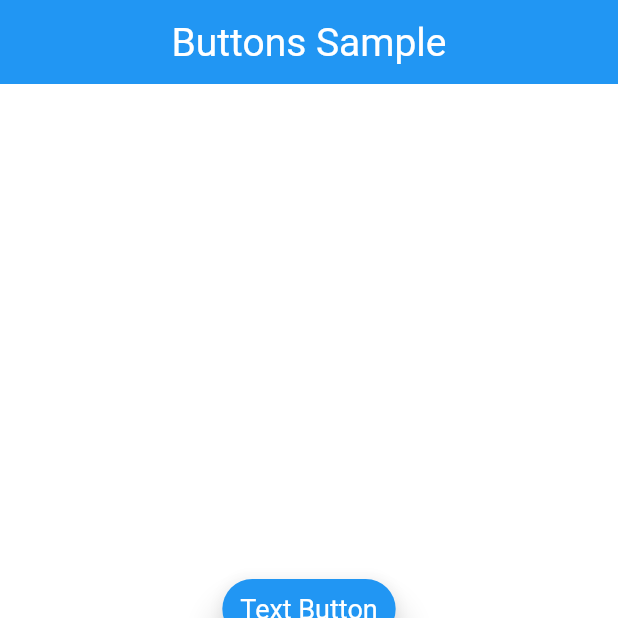
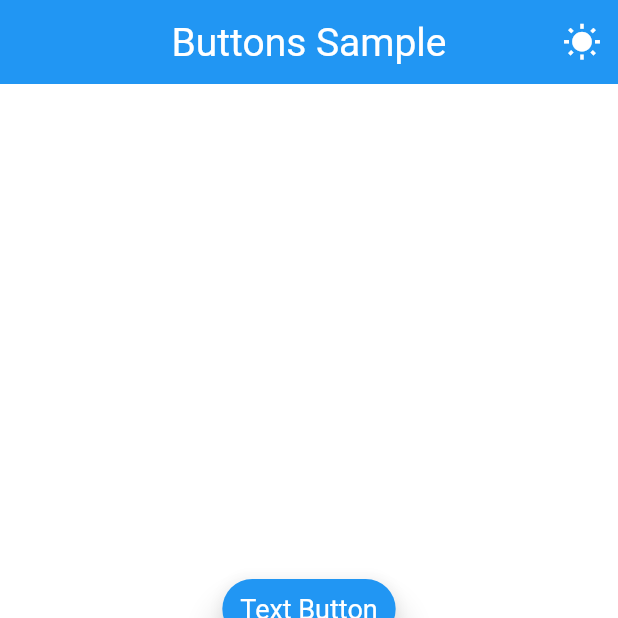
Before and after one commit to Akash006/flutter_portfolio, a Flutter app: the ButtonWidget screen opened by its route, on a phone screen of 412 x 824 dp, the top half of it. Run offline on Flutter 3.47's test engine with Material 3 defaults, Android fonts, the phone set to English and light mode, and no system bars; our stand-ins replace action_slider, animated_text_kit, flutter_svg, go_router, image_picker; network calls fail.

Commit message:
Adding Carousal View

```diff
--- a/lib/Routes/appRouteConfig.dart
+++ b/lib/Routes/appRouteConfig.dart
@@ -12,6 +12,7 @@ import 'package:flutter_portfolio/widgets/bottomNavBar.dart';
 import 'package:flutter_portfolio/widgets/formWidget.dart';
 import 'package:flutter_portfolio/widgets/listGrid.dart';
 import 'package:flutter_portfolio/widgets/actionSlider.dart';
+import 'package:flutter_portfolio/widgets/carouselView.dart';
 import 'errorPage.dart';
 
 class MyAppRouter {
@@ -21,7 +22,7 @@ class MyAppRouter {
     routes: [
       GoRoute(
         name: MyAppRouteConstants.homeWidgetRouteName,
-        path: '/',
+        path: '/a',
         builder: (context, state) => HomeWidget(),
       ),
       GoRoute(
@@ -79,6 +80,12 @@ class MyAppRouter {
         path: '/actionSlider',
         builder: (context, state) => ActionSliderWidget(),
       ),
+      GoRoute(
+        name: MyAppRouteConstants.carouselViewRouteName,
+        // path: '/carouselView',
+        path: '/',
+        builder: (context, state) => carouselView(),
+      ),
     ],
   );
 }
--- a/lib/Routes/appRouteConstants.dart
+++ b/lib/Routes/appRouteConstants.dart
@@ -11,4 +11,5 @@ class MyAppRouteConstants {
   static const String formWidgetRouteName = 'formWidget';
   static const String listGridRouteName = 'listGrid';
   static const String actionSliderRouteName = 'actionSlider';
+  static const String carouselViewRouteName = 'carouselView';
 }
--- a/lib/main.dart
+++ b/lib/main.dart
@@ -12,7 +12,9 @@ class MyApp extends StatelessWidget {
   @override
   Widget build(BuildContext context) {
     return MaterialApp.router(
-      theme: MyThemeData().myTheme,
+      theme: MyThemeData().lightMode,
+      darkTheme: MyThemeData().darkMode,
+      themeMode: ThemeMode.system,
       debugShowCheckedModeBanner: false,
       routerConfig: MyAppRouter().router,
     );
--- a/lib/myThemeData.dart
+++ b/lib/myThemeData.dart
@@ -2,115 +2,152 @@ import 'package:flutter/material.dart';
 import 'package:flutter/services.dart';
 
 class MyThemeData {
-  ThemeData myTheme = ThemeData(
+  ThemeData lightMode = ThemeData(
+    brightness: Brightness.light,
     scaffoldBackgroundColor: Colors.white,
+    appBarTheme: const AppBarTheme(
+      systemOverlayStyle: SystemUiOverlayStyle.dark,
+      backgroundColor: Colors.blue,
+      centerTitle: true,
+      elevation: 10,
+      iconTheme: IconThemeData(
+        color: Colors.white,
+        size: 26,
+      ),
+      actionsIconTheme: IconThemeData(
+        color: Colors.white,
+        size: 26,
+      ),
+      titleTextStyle: TextStyle(
+        fontSize: 26,
+      ),
+    ),
+    primarySwatch: Colors.blue,
+    visualDensity: VisualDensity.adaptivePlatformDensity,
+    fontFamily: 'Raleway',
+    colorScheme: ColorScheme.fromSwatch(
+      primarySwatch: Colors.blue,
+      brightness: Brightness.light, // Match brightness here
+    ).copyWith(
+      secondary: Colors.purple,
+    ),
+    textButtonTheme: TextButtonThemeData(
+      style: TextButton.styleFrom(
+        backgroundColor: Colors.blue,
+        foregroundColor: Colors.white,
+        textStyle: const TextStyle(fontSize: 18),
+        elevation: 10,
+        shadowColor: Colors.grey,
+      ),
+    ),
+    textTheme: const TextTheme(
+      displayLarge: TextStyle(fontSize: 28, color: Colors.black, fontWeight: FontWeight.w900),
+      displayMedium: TextStyle(fontSize: 24, color: Colors.black, fontWeight: FontWeight.w900),
+      displaySmall: TextStyle(fontSize: 20, color: Colors.black, fontWeight: FontWeight.w900),
+      headlineMedium: TextStyle(fontSize: 18, color: Colors.black, fontWeight: FontWeight.w700),
+      headlineSmall: TextStyle(fontSize: 16, color: Colors.black, fontWeight: FontWeight.w700),
+      titleLarge: TextStyle(fontSize: 14, color: Colors.black),
+      titleMedium: TextStyle(fontSize: 16, color: Colors.black),
+      titleSmall: TextStyle(fontSize: 16, color: Colors.black),
+      bodyLarge: TextStyle(fontSize: 16, color: Colors.black),
+      bodyMedium: TextStyle(fontSize: 14, color: Colors.black),
+    ),
+    iconTheme: const IconThemeData(color: Colors.white),
+    snackBarTheme: const SnackBarThemeData(
+      elevation: 8,
+      backgroundColor: Colors.pink,
+    ),
+    elevatedButtonTheme: ElevatedButtonThemeData(
+      style: ElevatedButton.styleFrom(
+        backgroundColor: Colors.white,
+        elevation: 5,
+        padding: const EdgeInsets.symmetric(horizontal: 20, vertical: 12),
+        shape: RoundedRectangleBorder(borderRadius: BorderRadius.circular(12)),
+        textStyle: const TextStyle(fontSize: 18, fontWeight: FontWeight.bold),
+      ),
+    ),
+    listTileTheme: const ListTileThemeData(
+      tileColor: Colors.blue,
+      shape: RoundedRectangleBorder(borderRadius: BorderRadius.all(Radius.circular(18))),
+      textColor: Colors.white,
+      iconColor: Colors.white,
+      titleTextStyle: TextStyle(fontSize: 18, fontWeight: FontWeight.bold),
+    ),
+  );
+
+  ThemeData darkMode = ThemeData(
+    brightness: Brightness.dark,
+    scaffoldBackgroundColor: Colors.grey[900],
     appBarTheme: const AppBarTheme(
       systemOverlayStyle: SystemUiOverlayStyle.light,
       backgroundColor: Colors.blue,
       centerTitle: true,
       elevation: 10,
       iconTheme: IconThemeData(
-          color: Colors.white, // Color of icons in AppBar
+        color: Colors.white,
         size: 26,
       ),
       actionsIconTheme: IconThemeData(
-          color: Colors.white, // Color of action icons in AppBar
+        color: Colors.white,
         size: 26,
       ),
       titleTextStyle: TextStyle(
         fontSize: 26,
-        )),
-
-    primarySwatch: Colors.blue, // Main color theme
-    visualDensity: VisualDensity
-        .adaptivePlatformDensity, // Adjusts padding for different platforms
-    fontFamily: 'Raleway', // Custom font family
-
-    // Use ColorScheme to handle accent/secondary color instead of deprecated accentColor
+      ),
+    ),
+    primarySwatch: Colors.indigo,
+    visualDensity: VisualDensity.adaptivePlatformDensity,
+    fontFamily: 'Raleway',
     colorScheme: ColorScheme.fromSwatch(
-      primarySwatch: Colors.blue,
-    ).copyWith(secondary: Colors.purple),
-
+      primarySwatch: Colors.indigo,
+      brightness: Brightness.dark, // Match brightness here
+    ).copyWith(
+      secondary: Colors.purple,
+    ),
     textButtonTheme: TextButtonThemeData(
       style: TextButton.styleFrom(
-        backgroundColor: Colors.blue, // Button background color
-        foregroundColor: Colors.white, // Button text color (use foregroundColor instead of primary)
-        textStyle: TextStyle(
-          fontSize: 18,
-        ),
+        backgroundColor: Colors.indigo,
+        foregroundColor: Colors.white,
+        textStyle: const TextStyle(fontSize: 18),
         elevation: 10,
-        shadowColor: Colors.grey
+        shadowColor: Colors.grey,
       ),
     ),
+    textTheme: const TextTheme(
+      displayLarge: TextStyle(fontSize: 28, color: Colors.white, fontWeight: FontWeight.w900),
+      displayMedium: TextStyle(fontSize: 24, color: Colors.white, fontWeight: FontWeight.w900),
+      displaySmall: TextStyle(fontSize: 20, color: Colors.white, fontWeight: FontWeight.w900),
+      headlineMedium: TextStyle(fontSize: 18, color: Colors.white, fontWeight: FontWeight.w700),
+      headlineSmall: TextStyle(fontSize: 16, color: Colors.white, fontWeight: FontWeight.w700),
+      titleLarge: TextStyle(fontSize: 14, color: Colors.white),
+      titleMedium: TextStyle(fontSize: 16, color: Colors.white),
+      titleSmall: TextStyle(fontSize: 16, color: Colors.white),
+      bodyLarge: TextStyle(fontSize: 16, color: Colors.white),
+      bodyMedium: TextStyle(fontSize: 14, color: Colors.white),
+    ),
+    iconTheme: const IconThemeData(color: Colors.white),
 
-    textTheme: const TextTheme(
-      displayLarge: TextStyle(
-          fontSize: 28,
-          color: Colors.black,
-          fontWeight: FontWeight.w900), // Replaces headline1
-      displayMedium: TextStyle(
-          fontSize: 24,
-          color: Colors.black,
-          fontWeight: FontWeight.w900), // Replaces headline2
-      displaySmall: TextStyle(
-          fontSize: 20,
-          color: Colors.black,
-          fontWeight: FontWeight.w900), // Replaces headline3
-      headlineMedium: TextStyle(
-          fontSize: 18,
-          color: Colors.black,
-          fontWeight: FontWeight.w700), // Replaces headline4
-      headlineSmall: TextStyle(
-          fontSize: 16,
-          color: Colors.black,
-          fontWeight: FontWeight.w700), // Replaces headline5
-      titleLarge:
-          TextStyle(fontSize: 14, color: Colors.black), // Replaces headline6
-      titleMedium:
-          TextStyle(fontSize: 16, color: Colors.black), // Replaces subtitle1
-      titleSmall:
-          TextStyle(fontSize: 16, color: Colors.black), // Replaces subtitle2
-      bodyLarge:
-          TextStyle(fontSize: 16, color: Colors.black), // Replaces bodyText1
-      bodyMedium:
-          TextStyle(fontSize: 14, color: Colors.black), // Replaces bodyText2
-    ),
-
-    iconTheme: const IconThemeData(
-      color: Colors.white, // Default icon color
-    ),
-
-    snackBarTheme:
-        const SnackBarThemeData(
+    snackBarTheme: const SnackBarThemeData(
       elevation: 8,
-            backgroundColor: Colors.pink,
+      backgroundColor: Colors.white,
+      actionTextColor: Colors.black,
     ),
 
     elevatedButtonTheme: ElevatedButtonThemeData(
       style: ElevatedButton.styleFrom(
-        backgroundColor: Colors.white, // Button background color
-        elevation: 5, // Elevation of the button
-        padding: const EdgeInsets.symmetric(
-            horizontal: 20, vertical: 12), // Padding inside the button
-        shape: RoundedRectangleBorder(
-          borderRadius: BorderRadius.circular(12), // Rounded corners
-        ),
-        textStyle: const TextStyle(
-            fontSize: 18, fontWeight: FontWeight.bold), // Text style
+        backgroundColor: Colors.white,
+        elevation: 5,
+        padding: const EdgeInsets.symmetric(horizontal: 20, vertical: 12),
+        shape: RoundedRectangleBorder(borderRadius: BorderRadius.circular(12)),
+        textStyle: const TextStyle(fontSize: 18, fontWeight: FontWeight.bold),
       ),
     ),
-
     listTileTheme: const ListTileThemeData(
-      tileColor: Colors.blue,
-      shape: RoundedRectangleBorder(
-          borderRadius: BorderRadius.all(Radius.circular(18))
-      ),
+      tileColor: Colors.indigo,
+      shape: RoundedRectangleBorder(borderRadius: BorderRadius.all(Radius.circular(18))),
       textColor: Colors.white,
       iconColor: Colors.white,
-      titleTextStyle: TextStyle(
-        fontSize: 18,
-        fontWeight: FontWeight.bold
+      titleTextStyle: TextStyle(fontSize: 18, fontWeight: FontWeight.bold),
     ),
-    )
   );
 }
--- a/lib/widgets/appBar.dart
+++ b/lib/widgets/appBar.dart
@@ -6,6 +6,7 @@ class AppbarWidget extends StatelessWidget implements PreferredSizeWidget{
 
   @override
   Widget build(BuildContext context) {
+    bool isLightTheme = Theme.of(context).brightness == Brightness.light;
     return AppBar(
       title: Text(titleText,
         style: TextStyle(
@@ -15,6 +16,19 @@ class AppbarWidget extends StatelessWidget implements PreferredSizeWidget{
       // centerTitle: false,
       // backgroundColor: Colors.blue,
       // elevation: 8,
+      actions: [
+        IconButton(
+          icon: Icon(
+            isLightTheme ? Icons.wb_sunny : Icons.nightlight_round,
+            color: Colors.white,
+          ),
+          onPressed: () {
+            if (isLightTheme) {
+            } else {
+            }
+          },
+        ),
+      ],
     );
   }
 
--- /dev/null
+++ b/lib/widgets/carouselView.dart
@@ -0,0 +1,38 @@
+import 'package:flutter/material.dart';
+import 'package:flutter_portfolio/widgets/appBar.dart';
+
+class carouselView extends StatelessWidget {
+  const carouselView({super.key});
+
+  @override
+  Widget build(BuildContext context) {
+    return Scaffold(
+      appBar: AppbarWidget(titleText: "Carousal View"),
+      body: Center(
+        child: Column(
+          children: [
+            SizedBox(
+              height: 30,
+            ),
+            SizedBox(
+              height: 250,
+              child: CarouselView(
+                  itemExtent: MediaQuery.sizeOf(context).width,
+                  elevation: 8,
+                  itemSnapping: true,
+                  children: List.generate(10, (int index) {
+                    return Container(
+                      color: Colors.white70,
+                      child: Image.network("https://picsum.photos/400?random=$index",
+                      fit: BoxFit.cover),
+                    );
+                  }
+                  )
+              ),
+            ),
+          ],
+        ),
+      ),
+    );
+  }
+}
```
Lines whose indentation alone changed are shown as unchanged.
